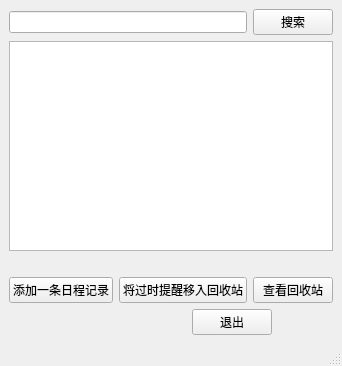
Old version of the form src/reminder_window.ui in the repository AzusaKe/sdu-2-homework.
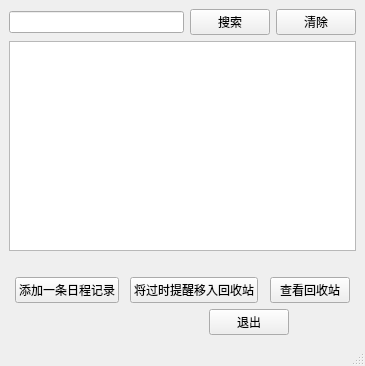
New version of the form.

Patch:
```diff
--- a/src/reminder_window.ui
+++ b/src/reminder_window.ui
@@ -6,7 +6,7 @@
    <rect>
     <x>0</x>
     <y>0</y>
-    <width>326</width>
+    <width>365</width>
     <height>366</height>
    </rect>
   </property>
@@ -29,6 +29,13 @@
           </property>
          </widget>
         </item>
+        <item>
+         <widget class="QPushButton" name="clear_Button">
+          <property name="text">
+           <string>清除</string>
+          </property>
+         </widget>
+        </item>
        </layout>
       </item>
       <item>
```
Left out of the diff: 4 changed lines with no effect on the pictures.
